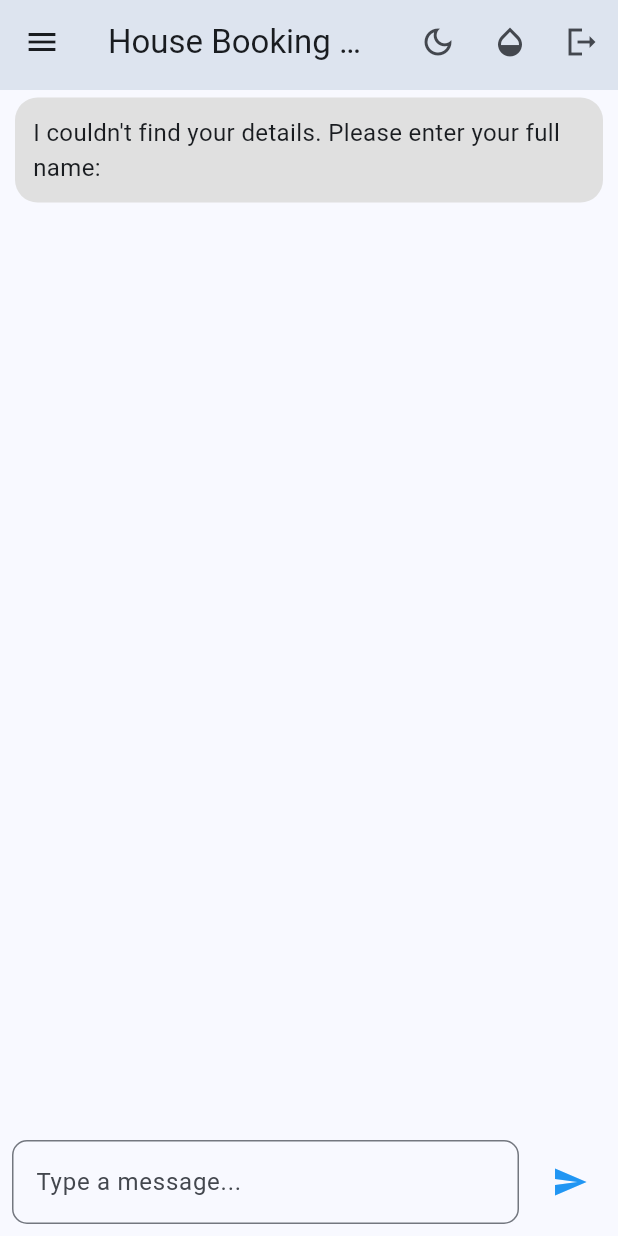
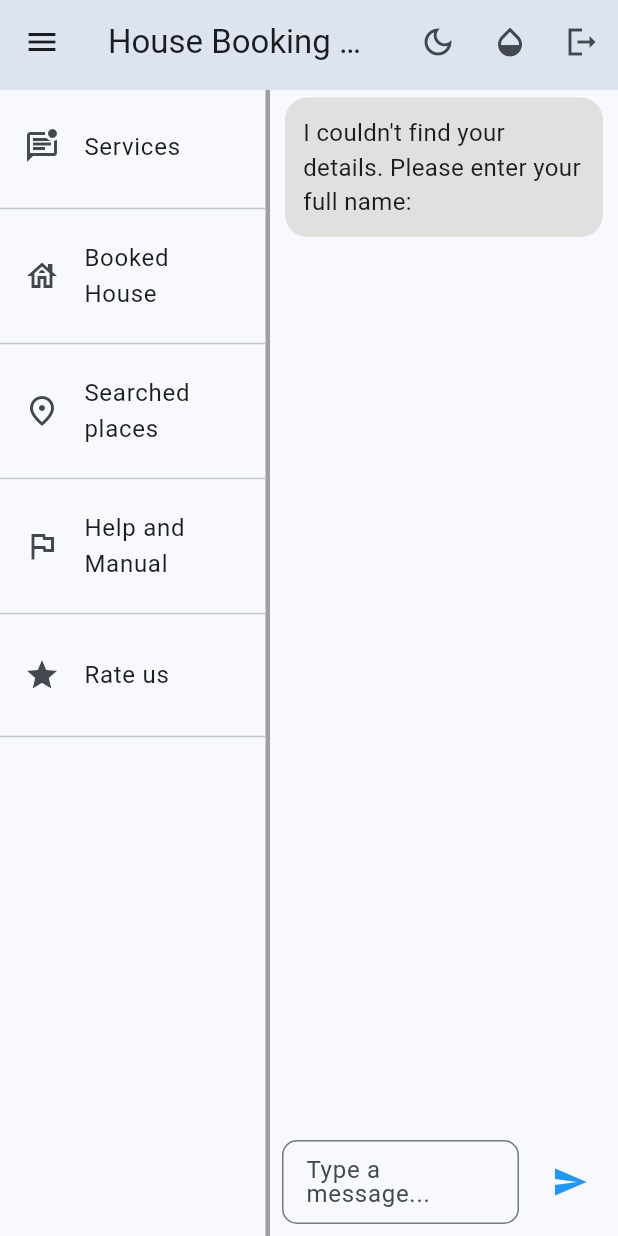
Before and after one commit to Maxwell-016/Residential-Tracker-and-booking, a Flutter app: the ChatScreen screen opened by its route, on a phone screen of 412 x 824 dp. Run offline on Flutter 3.47's test engine with Material 3 defaults, Android fonts, the light colour scheme and no system bars; our stand-ins replace awesome_notifications, cached_network_image, cloud_firestore, dio, email_validator, file_picker and 13 more; accounts and stored records are empty.

Commit message:
"Longest time i have ever solved a problem without rest"

```diff
--- a/flutter_frontend/lib/View/Components/house_item.dart
+++ b/flutter_frontend/lib/View/Components/house_item.dart
@@ -226,6 +226,8 @@ class _StateHouseCard extends ConsumerState<HouseCard> {
     String houseName = widget.house["House Name"] ?? "Unknown House";
     String location = widget.house["Location"] ?? "Unknown Location";
     double price = widget.house["House Price"] ?? 0.0;
+    List<String> houseImage = widget.house["Images"] ?? [];
+
 
     if (landlordId == null || houseId == null) {
       print("Error: LandlordId or HouseId is null");
@@ -266,7 +268,7 @@ class _StateHouseCard extends ConsumerState<HouseCard> {
       if (callbackResponse.statusCode !=null) {
         print("Payment successful, proceeding with booking...");
 
-        await fs.collection("booked_students").doc(studentEmail).set({
+        await fs.collection("booked_students").doc().set({
           "email": studentEmail,
           "name": studentName ?? "Unknown",
           "stdContact": studentPhone,
@@ -277,6 +279,7 @@ class _StateHouseCard extends ConsumerState<HouseCard> {
           "landlordContact": landlordPhone,
           "landlordId":landlordId,
           "landlord": landlordName,
+          "images":houseImage
         });
 
         await fs
--- a/flutter_frontend/lib/View/Screens/Student/chart_app_bar.dart
+++ b/flutter_frontend/lib/View/Screens/Student/chart_app_bar.dart
@@ -43,8 +43,9 @@ class _StateAppBar extends ConsumerState<Chat_Bar> {
         title:  Text(widget.title),
         elevation: 24,
         leading: IconButton(
-          icon: const Icon(Icons.menu), // Hamburger menu
+          icon: const Icon(Icons.menu),
           onPressed: () {
+
             ref.read(toggleMenu.notifier).state = !ref.read(toggleMenu);
           },
         ),
--- a/flutter_frontend/lib/View/Screens/Student/chart_screen.dart
+++ b/flutter_frontend/lib/View/Screens/Student/chart_screen.dart
@@ -6,14 +6,18 @@ import 'package:firebase_auth/firebase_auth.dart';
 import 'package:flutter/material.dart';
 import 'package:flutter_frontend/View-Model/view_model.dart';
 import 'package:flutter_frontend/View/Components/house_item.dart';
+import 'package:flutter_frontend/pages/rate.dart';
 import 'package:flutter_riverpod/flutter_riverpod.dart';
 import 'package:http/http.dart' as http;
+import 'package:shared_preferences/shared_preferences.dart';
 
 import '../../../chartbot_fun/ai_funs.dart';
 import '../../../constants.dart';
 import '../../../data/chart_provider.dart';
 import '../../../data/notifications.dart';
 import '../../../data/providers.dart';
+import '../../../pages/help.dart';
+import '../../../pages/searched_places.dart';
 import '../../Components/SimpleAppBar.dart';
 import 'chart_app_bar.dart';
 import 'mapit.dart';
@@ -43,17 +47,22 @@ class _ChatScreenState extends ConsumerState<ChatScreen> {
   final FirebaseAuth auth = FirebaseAuth.instance;
   final FirebaseFirestore fs = FirebaseFirestore.instance;
 
+  String onTapedScreen='ai';
+
   bool showMap=false;
+  String pkey="pageKey";
+
+
 
   String paymentOP="";
   Map<String, dynamic> houseop={};
 
-  bool nameAvailable=false;
+
 
 bool awaitingPhoneNumberInput=false;
   var showHouses=false;
 
-  String conversationStep = "select_option";
+  String conversationStep="select_option";
 
   List<Map<String, dynamic>> messages = [];
   bool isTyping = false;
@@ -120,40 +129,56 @@ bool awaitingPhoneNumberInput=false;
     }
 
 
+    String name= await chatService.getUserName();
+    var nameAvailable= name=="user";
+    print(name);
+    if (nameAvailable) {
+    print(name);
+      if ( messages.any((map) =>
+      map["text"]?.contains("Please enter your full name:") ?? false) ) {
 
-    if (messages.isNotEmpty) {
-      if (messages.any((map) =>
-      map["text"]?.contains("Please enter your full name:") ?? false) &&
-          !nameAvailable) {
-        if (chatService.isValidFullName(userMessage)) {
+          if (await validateFullName(userMessage)) {
             await chatService.saveName(userMessage);
+
             setState(() {
               messages.add({
                 "role": "ai",
-              "text":  "Welcome $userMessage! I am your assistant to help you find the house of your choice.\n\n"
+                "text": "Welcome ${userMessage.trim().split(" ").first}, I am your assistant to help you find the house of your choice.\n\n"
                     "Here are the services we offer:\n"
                     " 1 List all available houses in a specific location\n"
                     " 2 See all locations with available houses\n"
                     " 3 Report for an emergency\n"
                     " 4 Ask for help and related questions\n"
                     " 5 Send feedback to the landlord\n\n"
-
                     "Which option would you like me to assist you with? (Reply with one of the above options eg 1 or option 1)"
               });
-            isTyping=false;
+              isTyping = false;
+
+
+
+
             });
           } else {
+            print(name);
             setState(() {
               messages.add({
                 "role": "ai",
                 "text": "Invalid name. Please enter your full name (e.g., Otike Mandevu)."
               });
-            isTyping=false;
+              isTyping = false;
             });
           }
+
+
           return;
       }
+
+
+
+
     }
+
+
 
 
 
@@ -266,6 +291,9 @@ bool awaitingPhoneNumberInput=false;
       bool isValid = await validateLocation(userMessage);
 
       if (isValid) {
+        onSearch(userMessage,  ref) ;
+
+
         List<Map<String, dynamic>> houses = await chatService.getHousesByLocation(userMessage);
 
         if (houses.isNotEmpty) {
@@ -381,12 +409,14 @@ bool awaitingPhoneNumberInput=false;
     String houseName = house["House Name"]?? "Unknown House";
     String location = house["Location"]?? "Unknown Location";
     double price = house["House Price"]?? 0.0;
+    List<String> houseImages=house["Images"]??[];
 
     print("House ID: $houseId");
     print("Landlord ID: $landlordId");
     print("House Name: $houseName");
     print("Location: $location");
     print("Price: $price");
+    print("images: $houseImages");
 
     String? studentEmail = auth.currentUser?.email;
     String? studentName =await chatService.getUserName();
@@ -456,8 +486,7 @@ bool awaitingPhoneNumberInput=false;
        print("Wait for pay");
 
 
-        await fs.collection("booked_students").doc(
-            studentEmail).set({
+        await fs.collection("booked_students").doc().set({
           "email": studentEmail,
           "name": studentName ?? "Unknown",
           "stdContact": studentPhone,
@@ -468,6 +497,7 @@ bool awaitingPhoneNumberInput=false;
           "landlordContact": landlordPhone,
           "landlordId":landlordId,
           "landlord": lname,
+          "images":houseImages
 
         });
 
@@ -513,6 +543,8 @@ bool awaitingPhoneNumberInput=false;
   @override
   Widget build(BuildContext context) {
     var screenWidth=MediaQuery.of(context).size.width;
+    final prefs = ref.watch(sharedPreferencesProvider);
+
 
     return Scaffold(
 
@@ -550,21 +582,94 @@ bool awaitingPhoneNumberInput=false;
            // height: double.infinity,
 
             child: Column(
+              spacing: 5,
                 children: [
-                SizedBox(height: 20),
+                SizedBox(height: 5),
+                 ListTile(
+                   leading: Icon(Icons.mark_unread_chat_alt_outlined),
+
+                   title:Text("Services"),
+                   onTap: (){
+                     setState(()  {
+                       onTapedScreen='ai';
+                       prefs.setString(pkey, "ai");
+
+                     });
+                   },
+                 ),
+                  Divider(),
+                  ListTile(
+                    leading: Icon(Icons.house_outlined),
+
+                    title:Text("Booked House"),
+                    onTap: (){
+                      setState(() {
+                        onTapedScreen='booked';
+                        prefs.setString(pkey, "booked");
+                      });
+                    },
+                  ),
+                  Divider(),
+                  ListTile(
+                    leading: Icon(Icons.place_outlined),
+                    title:Text("Searched places"),
+                    onTap: (){
+                      setState(() {
+                        onTapedScreen='places';
+                        prefs.setString(pkey, "places");
+                      });
+                    },
+                  ),
+                  Divider(),
+                  ListTile(
+                    leading: Icon(Icons.assistant_photo_outlined),
+                    title:Text("Help and Manual"),
+                    onTap: (){
+                      setState(() {
+                        onTapedScreen='help';
+                        prefs.setString(pkey, "help");
+                      });
+                    },
+                  ),
+                  Divider(),
+                  ListTile(
+                    leading: Icon(Icons.star),
+                    title:Text("Rate us"),
+                    onTap: (){
+                      setState(() {
+                        onTapedScreen='rate';
+                        prefs.setString(pkey, "rate");
+                      });
+                    },
+                  ),
+                  Divider(),
+
+
+
 
 
                 ] ),
 
           ),
 Expanded(
-    child:
+    child: prefs.getString(pkey)=="ai"?AiPage():
+    prefs.getString(pkey)=="booked"?Center(child: Text("Booked screen"),):
+    prefs.getString(pkey)=="places"?SearchedPlacesScreen():
+    prefs.getString(pkey)=="help"?HelpAndManualPage():
+    prefs.getString(pkey)=="rate"?RateUsPage():
     AiPage()
+
+
 ),
 
         ],
       )
           ):
+      prefs.getString(pkey)=="ai"?AiPage():
+      prefs.getString(pkey)=="booked"?Center(child: Text("Booked screen"),):
+      prefs.getString(pkey)=="places"?SearchedPlacesScreen():
+      prefs.getString(pkey)=="help"?HelpAndManualPage():
+      prefs.getString(pkey)=="rate"?RateUsPage():
       AiPage()
 
 
@@ -636,7 +741,7 @@ var screenWidth=MediaQuery.of(context).size.width;
                     }
                   }
 
-                  // Show normal messages
+
                   return Align(
                     alignment: message["role"] == "user" ? Alignment.centerRight : Alignment.centerLeft,
                     child: Container(
--- a/flutter_frontend/lib/chartbot_fun/ai_funs.dart
+++ b/flutter_frontend/lib/chartbot_fun/ai_funs.dart
@@ -73,6 +73,15 @@ Future<bool> validatePhoneNumber(String phn) async {
 }
 
 
+Future<bool> validateFullName(String fullName) async {
+  String response = await aiService.getAIResponse(
+      "Is '$fullName' a valid human name? The name should consist of two meaningful words that resemble real names, and it should not be random characters, offensive words, or nonsense. Reply only with 'yes' or 'no'."
+  );
+
+  return response.trim().toLowerCase() == "yes";
+}
+
+
 
 bool isValidKenyanPhoneNumber(String phoneNumber) {
   return RegExp(r'^254\d{9}$').hasMatch(phoneNumber);
--- a/flutter_frontend/pubspec.yaml
+++ b/flutter_frontend/pubspec.yaml
@@ -53,6 +53,7 @@ dependencies:
   json_annotation: ^4.9.0
   json_serializable: ^6.9.4
 
+  url_launcher: ^6.3.1
 
 
 
```
Also changed, not shown: flutter_frontend/lib/data/chart_provider.dart (+6 -9 lines), flutter_frontend/lib/data/providers.dart (+57 -1 lines), flutter_frontend/lib/main.dart (+6 -1 lines), flutter_frontend/lib/pages/help.dart (added, +178 -0 lines), flutter_frontend/lib/pages/rate.dart (added, +99 -0 lines), flutter_frontend/lib/pages/searched_house.dart (added, +42 -0 lines), flutter_frontend/lib/pages/searched_places.dart (added, +41 -0 lines), flutter_frontend/lib/pages/booked.dart (added), flutter_frontend/pubspec.lock, 5 other files. Lines whose indentation alone changed are shown as unchanged.
